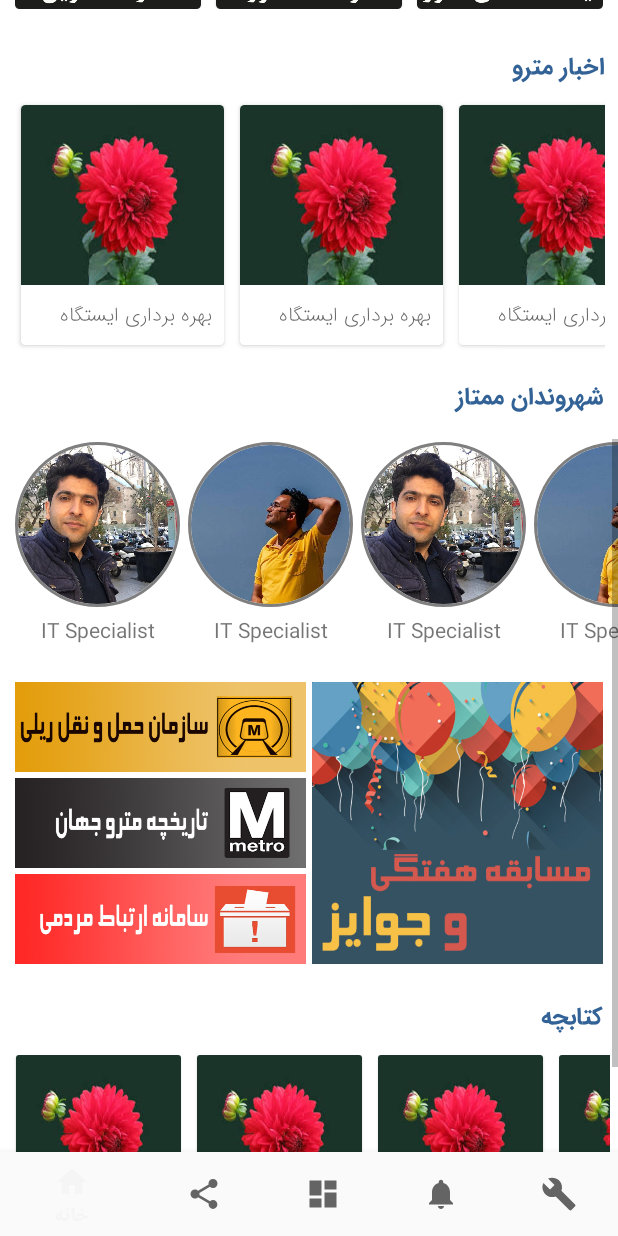
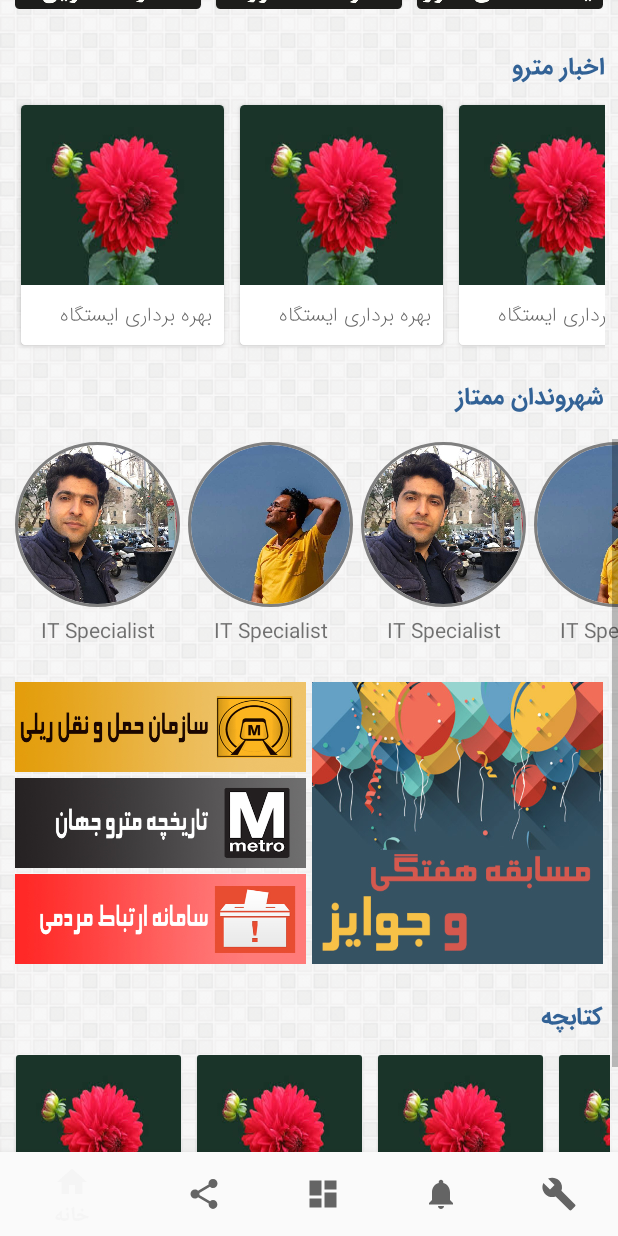
Before and after one commit to bionuts/ShirazMetro, an Android app: the TilesActivity screen opened directly, with no data from a screen before it, scrolled down 576 dp, on a phone screen of 412 x 824 dp. Run offline under Robolectric (Android 15) with nearby library versions, the phone set to English and light mode, and no system bars; libraries missing offline, so code that uses them is left out: me.relex.circleindicator; plain views replace CircleIndicator, CircularImageView; 2 statements that could not run were skipped.

Commit message:
trip-schadule-layout optimize ui/ux

```diff
--- /dev/null
+++ b/app/src/main/res/drawable/tile_background.xml
@@ -0,0 +1,4 @@
+<?xml version="1.0" encoding="UTF-8" ?>
+<bitmap xmlns:android="http://schemas.android.com/apk/res/android"
+    android:src="@drawable/bg7"
+    android:tileMode="repeat" />
--- a/app/src/main/res/layout/activity_tiles.xml
+++ b/app/src/main/res/layout/activity_tiles.xml
@@ -4,7 +4,7 @@
     xmlns:tools="http://schemas.android.com/tools"
     android:layout_width="match_parent"
     android:layout_height="match_parent"
-    android:background="#f2f0f1"
+    android:background="@drawable/tile_background"
     tools:context=".TilesActivity">
 
 
@@ -13,7 +13,6 @@
         android:layout_width="match_parent"
         android:layout_height="wrap_content"
         android:layout_margin="0dp"
-        android:background="@color/bgwhite"
         android:padding="0dp">
 
         <LinearLayout
@@ -139,7 +138,7 @@
                 android:layout_marginEnd="5dp"
                 android:layout_marginStart="5dp"
                 android:layout_marginTop="5dp"
-                app:cardCornerRadius="3dp"
+                app:cardCornerRadius="0dp"
                 app:cardElevation="2dp">
 
                 <LinearLayout
@@ -631,7 +630,6 @@
             <LinearLayout
                 android:layout_width="match_parent"
                 android:layout_height="wrap_content"
-                android:background="@color/bgwhite"
                 android:orientation="vertical"
                 android:padding="0dp">
 
--- a/app/src/main/res/layout/content_main.xml
+++ b/app/src/main/res/layout/content_main.xml
@@ -6,6 +6,7 @@
     android:layout_height="match_parent"
     app:layout_behavior="@string/appbar_scrolling_view_behavior"
     tools:context=".MainActivity"
+    android:background="@drawable/tile_background"
     tools:showIn="@layout/app_bar_main">
 
     <Button
--- /dev/null
+++ b/app/src/main/res/values/circle.xml
@@ -0,0 +1,3 @@
+<?xml version="1.0" encoding="utf-8"?>
+<resources>
+</resources>
```
Also changed, not shown: app/src/main/res/drawable/bg7.png (added).
